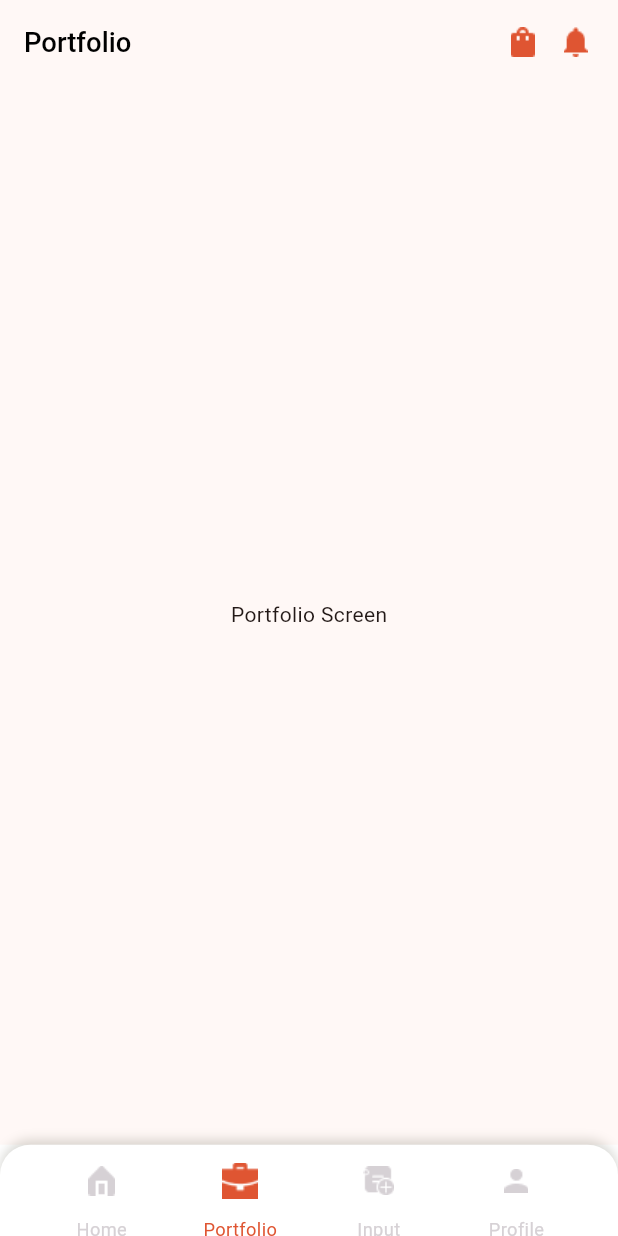
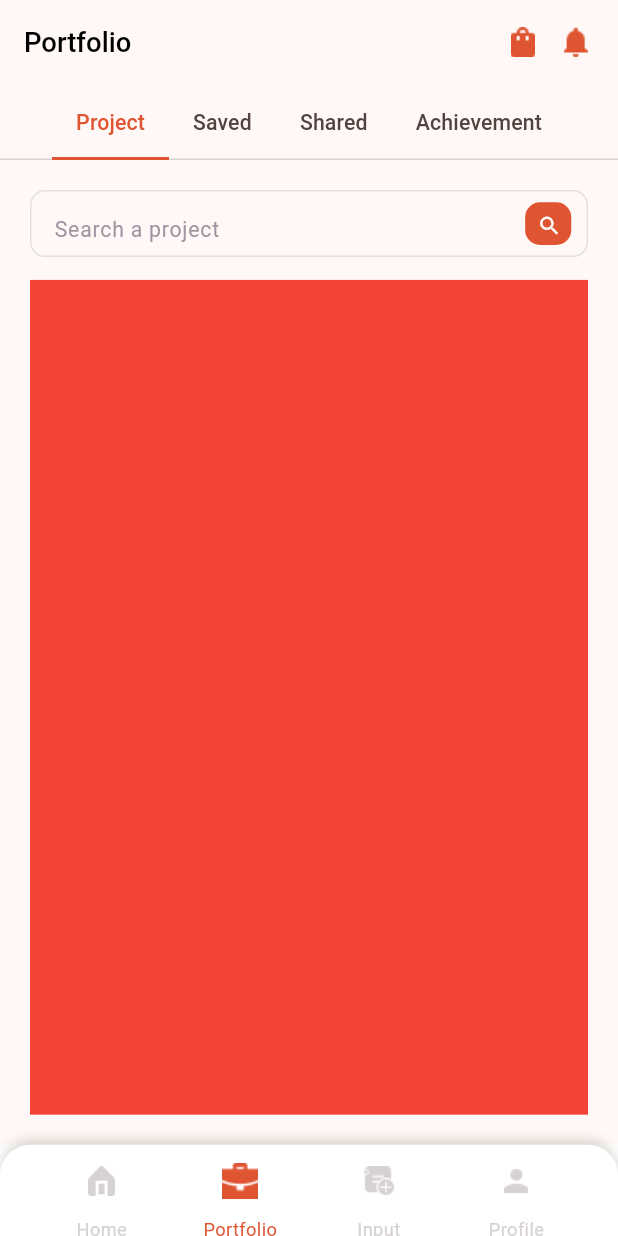
Before and after one commit to Aflah3100/portfolio_student, a Flutter app: the screen it shows after launch, item 2 of the bottom bar chosen, on a phone screen of 412 x 824 dp. Run offline on Flutter 3.47's test engine with Material 3 defaults, Android fonts, the phone set to English and light mode, and no system bars; our stand-ins replace flutter_screenutil.

Commit message:
Updated portfolio screen

```diff
--- a/lib/main.dart
+++ b/lib/main.dart
@@ -21,7 +21,7 @@ class MyApp extends StatelessWidget {
         builder: (context, child) {
           return MultiProvider(
             providers: [
-              ChangeNotifierProvider(create: (ctx)=> ScreensProvider())
+              ChangeNotifierProvider(create: (ctx) => ScreensProvider())
             ],
             child: MaterialApp(
                 title: 'Flutter Demo',
@@ -30,7 +30,7 @@ class MyApp extends StatelessWidget {
                       ColorScheme.fromSeed(seedColor: AppColors.primaryColor),
                   useMaterial3: true,
                 ),
-                home: MainScreen()),
+                home: const MainScreen()),
           );
         });
   }
--- a/lib/screens/main_screen/main_screen.dart
+++ b/lib/screens/main_screen/main_screen.dart
@@ -12,9 +12,10 @@ class MainScreen extends StatelessWidget {
 
   @override
   Widget build(BuildContext context) {
+    //Screens-list
     final List<Widget> appScreens = [
       const HomeScreen(),
-      const PortfolioScreen(),
+       PortfolioScreen(),
       const InputScreen(),
       const ProfileScreen()
     ];
--- a/lib/screens/student_portfolio_screen/portfolio_screen.dart
+++ b/lib/screens/student_portfolio_screen/portfolio_screen.dart
@@ -8,7 +8,9 @@ class PortfolioScreen extends StatelessWidget {
 
   @override
   Widget build(BuildContext context) {
-    return Scaffold(
+    return DefaultTabController(
+      length: 4,
+      child: Scaffold(
         appBar: AppBar(
           title: Row(
             mainAxisAlignment: MainAxisAlignment.spaceBetween,
@@ -39,11 +41,127 @@ class PortfolioScreen extends StatelessWidget {
               ),
             ],
           ),
+          bottom: PreferredSize(
+            preferredSize: Size.fromHeight(50.h),
+            child: SizedBox(
+              width: double.infinity,
+              child: TabBar(
+                indicatorColor: AppColors.primaryColor,
+                labelColor: AppColors.primaryColor,
+                dividerColor: AppColors.greyColor,
+                tabAlignment: TabAlignment.center,
+                indicatorSize: TabBarIndicatorSize.tab,
+                isScrollable: true,
+                indicatorPadding: EdgeInsets.zero,
+                tabs: [
+                  Tab(
+                    child: Text(
+                      'Project',
+                      textAlign: TextAlign.center,
+                      style: TextStyle(
+                          fontSize: 14.sp, fontWeight: FontWeight.w500),
                     ),
-      body: SafeArea(
-          child: Center(
-        child: Text('Portfolio Screen'),
+                  ),
+                  Tab(
+                    child: Text(
+                      'Saved',
+                      textAlign: TextAlign.center,
+                      style: TextStyle(
+                          fontSize: 14.sp, fontWeight: FontWeight.w500),
+                    ),
+                  ),
+                  Tab(
+                    child: Text(
+                      'Shared',
+                      textAlign: TextAlign.center,
+                      style: TextStyle(
+                          fontSize: 14.sp, fontWeight: FontWeight.w500),
+                    ),
+                  ),
+                  Tab(
+                    child: Text(
+                      'Achievement',
+                      textAlign: TextAlign.center,
+                      style: TextStyle(
+                          fontSize: 14.sp, fontWeight: FontWeight.w500),
+                    ),
+                  ),
+                ],
+              ),
+            ),
+          ),
+        ),
+        body: TabBarView(
+          children: [
+            //Project-Section
+            Container(
+                padding: const EdgeInsets.all(20),
+                child:
+
+                    //Search-box
+                    Column(
+                  children: [
+                    //Search-feield
+                    Container(
+                      padding: EdgeInsets.only(left: 15.sp, right: 10.sp),
+                      height: 44.h,
+                      decoration: BoxDecoration(
+                        border: Border.all(color: AppColors.borderColor),
+                        borderRadius: BorderRadius.circular(10),
+                      ),
+                      child: Row(
+                        children: [
+                          Expanded(
+                            child: TextFormField(
+                              decoration: InputDecoration(
+                                border: InputBorder.none,
+                                hintText: 'Search a project',
+                                hintMaxLines: 1,
+                                hintStyle: TextStyle(
+                                  color: const Color(0xff9E95A2),
+                                  fontWeight: FontWeight.w400,
+                                  fontSize: 14.sp,
+                                ),
+                              ),
+                            ),
+                          ),
+                          Container(
+                            height: 28.h,
+                            width: 28.w,
+                            decoration: BoxDecoration(
+                              color: AppColors.primaryColor,
+                              borderRadius: BorderRadius.circular(10),
+                            ),
+                            child: IconButton(
+                              icon: Icon(
+                                Icons.search,
+                                color: Colors.white,
+                                size: 16.sp,
+                              ),
+                              onPressed: () {
+                                // Handle search action
+                              },
+                            ),
+                          ),
+                        ],
+                      ),
+                    ),
+                    SizedBox(
+                      height: 15.h,
+                    ),
+                    Expanded(
+                        child: Container(
+                      color: Colors.red,
+                    ))
+                  ],
                 )),
+
+            Center(child: Text('Saved')),
+            Center(child: Text('Shared')),
+            Center(child: Text('Achievement')),
+          ],
+        ),
+      ),
     );
   }
 }
--- a/lib/utils/app_colors.dart
+++ b/lib/utils/app_colors.dart
@@ -3,5 +3,6 @@ import 'package:flutter/material.dart';
 class AppColors {
   static const primaryColor = Color(0xffDF5532);
   static const greyColor=Color(0xffD6D1D5);
+  static const borderColor=Color(0xffE0E0E0);
 
 }
--- a/lib/utils/assets.dart
+++ b/lib/utils/assets.dart
@@ -5,4 +5,9 @@ class Assets {
   static const inputIconSvg = "assets/icons/Input svg .png";
   static const portfolioIconSvg = "assets/icons/Portfoliaosvg.png";
   static const profileIconSvg = "assets/icons/Profile svg.png";
+  static const sampleImage1 = "assets/images/img_1.png";
+  static const sampleImage2 = "assets/images/img_2.png";
+  static const sampleImage3 = "assets/images/img_3.png";
+  static const sampleImage4 = "assets/images/img_4.png";
+  static const sampleImage5 = "assets/images/img_5.png";
 }
--- a/pubspec.yaml
+++ b/pubspec.yaml
@@ -51,7 +51,7 @@ flutter:
   # To add assets to your application, add an assets section, like this:
   assets:
     - assets/icons/
-  #   - images/a_dot_ham.jpeg
+    - assets/images/
   # An image asset can refer to one or more resolution-specific "variants", see
   # https://flutter.dev/to/resolution-aware-images
   # For details regarding adding assets from package dependencies, see
```
Also changed, not shown: assets/images/img_1.png (added), assets/images/img_2.png (added), assets/images/img_3.png (added), assets/images/img_4.png (added), assets/images/img_5.png (added). Lines whose indentation alone changed are shown as unchanged.
